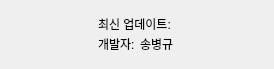
First picture: the form in pythonProject1/popupVersion.ui, repository ainesof/study_python, before the edit.
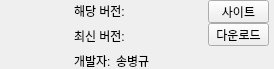
Second picture: the form after the edit.

The edit to the form file:
```diff
--- a/pythonProject1/popupVersion.ui
+++ b/pythonProject1/popupVersion.ui
@@ -17,25 +17,28 @@
    <widget class="QLabel" name="popup1_label">
     <property name="geometry">
      <rect>
-      <x>98</x>
-      <y>13</y>
-      <width>81</width>
-      <height>21</height>
+      <x>74</x>
+      <y>3</y>
+      <width>61</width>
+      <height>16</height>
      </rect>
     </property>
     <property name="text">
-     <string>최신 업데이트:</string>
+     <string>해당 버전:</string>
     </property>
    </widget>
    <widget class="QLabel" name="popup1_label_2">
     <property name="geometry">
      <rect>
-      <x>180</x>
-      <y>14</y>
-      <width>81</width>
-      <height>21</height>
+      <x>140</x>
+      <y>3</y>
+      <width>61</width>
+      <height>16</height>
      </rect>
     </property>
+    <property name="autoFillBackground">
+     <bool>true</bool>
+    </property>
     <property name="text">
      <string/>
     </property>
@@ -43,8 +46,8 @@
    <widget class="QLabel" name="popup1_label_3">
     <property name="geometry">
      <rect>
-      <x>98</x>
-      <y>33</y>
+      <x>74</x>
+      <y>50</y>
       <width>41</width>
       <height>21</height>
      </rect>
@@ -56,8 +59,8 @@
    <widget class="QLabel" name="popup1_label_4">
     <property name="geometry">
      <rect>
-      <x>140</x>
-      <y>33</y>
+      <x>116</x>
+      <y>50</y>
       <width>41</width>
       <height>21</height>
      </rect>
@@ -85,6 +88,61 @@
      </item>
     </layout>
    </widget>
+   <widget class="QLabel" name="popup1_label_6">
+    <property name="geometry">
+     <rect>
+      <x>74</x>
+      <y>28</y>
+      <width>61</width>
+      <height>16</height>
+     </rect>
+    </property>
+    <property name="text">
+     <string>최신 버전:</string>
+    </property>
+   </widget>
+   <widget class="QLabel" name="popup1_label_7">
+    <property name="geometry">
+     <rect>
+      <x>140</x>
+      <y>28</y>
+      <width>61</width>
+      <height>16</height>
+     </rect>
+    </property>
+    <property name="autoFillBackground">
+     <bool>true</bool>
+    </property>
+    <property name="text">
+     <string/>
+    </property>
+   </widget>
+   <widget class="QPushButton" name="popup1_pushbutton">
+    <property name="geometry">
+     <rect>
+      <x>208</x>
+      <y>0</y>
+      <width>61</width>
+      <height>23</height>
+     </rect>
+    </property>
+    <property name="text">
+     <string>사이트</string>
+    </property>
+   </widget>
+   <widget class="QPushButton" name="popup1_pushbutton_2">
+    <property name="geometry">
+     <rect>
+      <x>208</x>
+      <y>23</y>
+      <width>61</width>
+      <height>23</height>
+     </rect>
+    </property>
+    <property name="text">
+     <string>다운로드</string>
+    </property>
+   </widget>
   </widget>
  </widget>
  <resources/>
```
